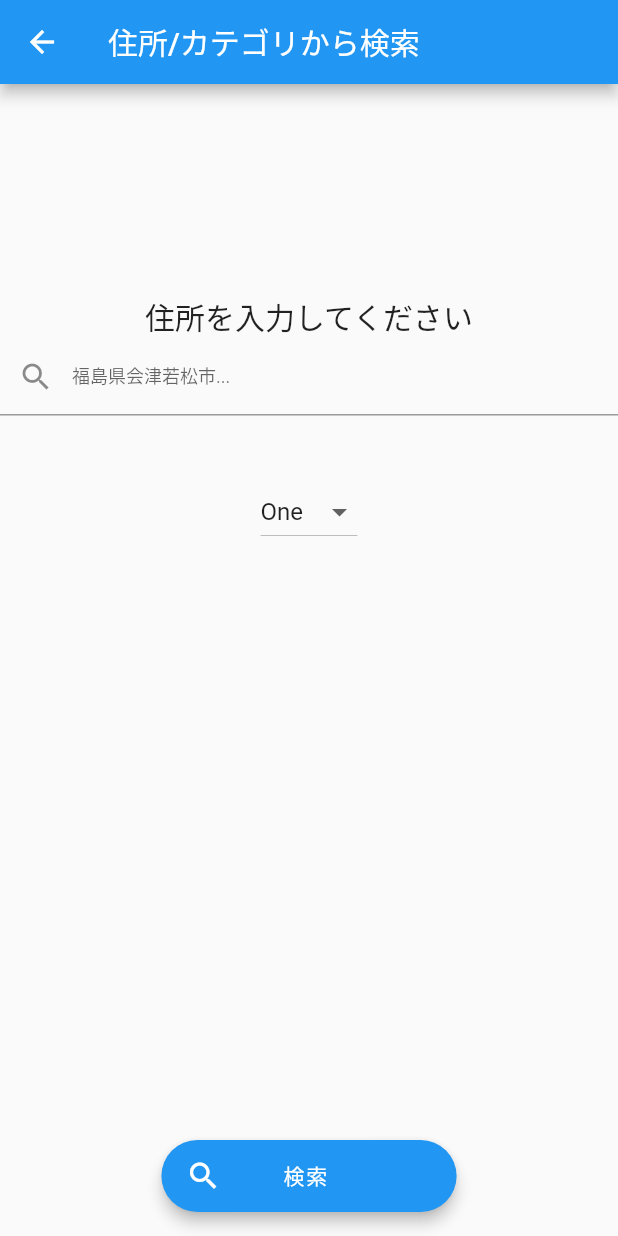
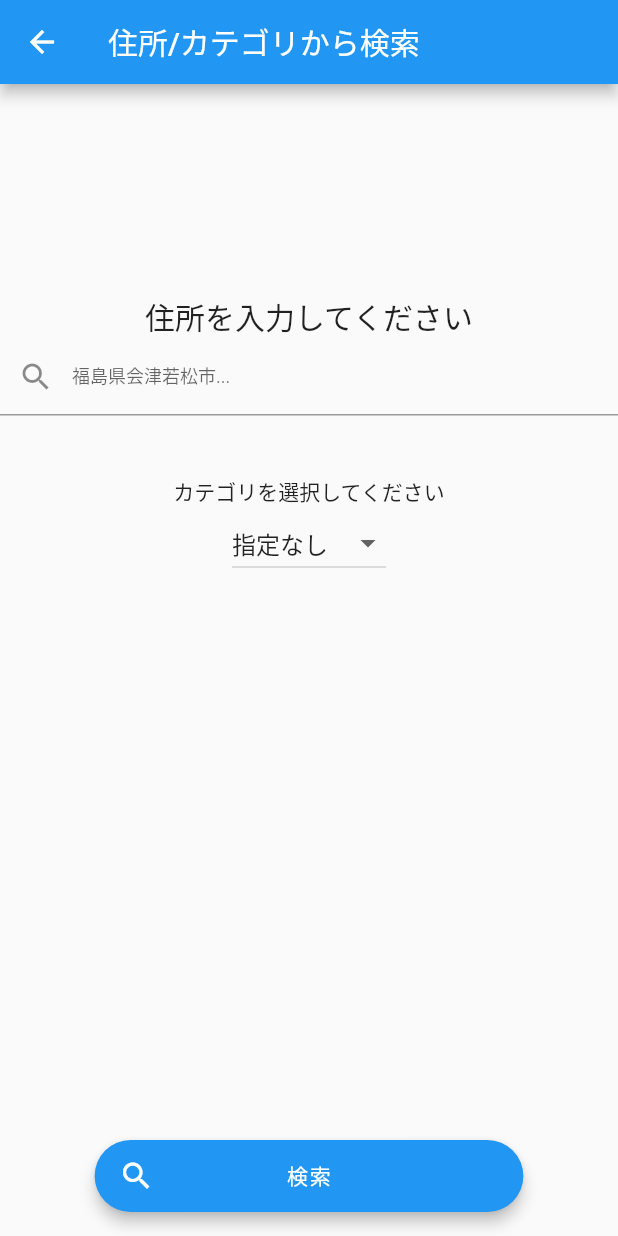
Before and after one commit to jjonak09/restaurant_roulette, a Flutter app: the screen it shows after launch, after a tap on "住所/カテゴリから", on a phone screen of 412 x 824 dp. Run offline on Flutter 3.47's test engine with Material 2 defaults, Android fonts, the phone set to English and light mode, and no system bars; network calls fail.

Commit message:
change UI

```diff
--- a/lib/address_search.dart
+++ b/lib/address_search.dart
@@ -10,6 +10,7 @@ class _AddressSearchPageState extends State<AddressSearchPage>{
 
   final controller = TextEditingController();
   String _selected = '1';
+
 
   @override
   Widget build(BuildContext context) {
@@ -49,35 +50,85 @@ class _AddressSearchPageState extends State<AddressSearchPage>{
                 padding: EdgeInsets.symmetric(vertical: 20.0),
               ),
 
+              Text('カテゴリを選択してください'),
+
               DropdownButton<String>(
                 onChanged: (String value) => popupSelected(value),
                 value: _selected,
+
                 items: <DropdownMenuItem<String>>[
                   const DropdownMenuItem<String>(
                     value: '1',
-                      child: Text('One'),
+                      child: Text('指定なし'),
                   ),
                   const DropdownMenuItem<String>(
-                    value: '2',
-                    child: Text('Two'),
+                    value: 'RSFST09004',
+                    child: Text('居酒屋'),
                   ),
                   const DropdownMenuItem<String>(
-                    value: '3',
-                    child: Text('Three'),
+                    value: 'RSFST02006',
+                    child: Text('郷土料理'),
                   ),
+                  const DropdownMenuItem<String>(
+                    value: 'RSFST03000',
+                    child: Text('寿司'),
+                  ),
+                  const DropdownMenuItem<String>(
+                    value: 'RSFST04001',
+                    child: Text('鍋'),
+                  ),
+                  const DropdownMenuItem<String>(
+                    value: 'RSFST05001',
+                    child: Text('焼肉'),
+                  ),
+                  const DropdownMenuItem<String>(
+                    value: 'RSFST06009',
+                    child: Text('ステーキ'),
+                  ),
+                  const DropdownMenuItem<String>(
+                    value: 'RSFST01001',
+                    child: Text('定食'),
+                  ),
+                  const DropdownMenuItem<String>(
+                    value: 'RSFST01015',
+                    child: Text('和食'),
+                  ),
+                  const DropdownMenuItem<String>(
+                    value: 'RSFST08008',
+                    child: Text('ラーメン'),
+                  ),
+                  const DropdownMenuItem<String>(
+                    value: 'RSFST14007',
+                    child: Text('中華'),
+                  ),
+                  const DropdownMenuItem<String>(
+                    value: 'RSFST11001',
+                    child: Text('フレンチ'),
+                  ),
+                  const DropdownMenuItem<String>(
+                    value: 'RSFST11002',
+                    child: Text('イタリアン'),
+                  ),
+                  const DropdownMenuItem<String>(
+                    value: 'RSFST15001',
+                    child: Text('韓国料理'),
+                  ),
+
                 ],
               ),
             ],
           ),
         ),
+
         floatingActionButton: FloatingActionButton.extended(
           elevation: 4.0,
           icon: Icon(Icons.search),
-          label: Text('       検索              '),
+          materialTapTargetSize: MaterialTapTargetSize.shrinkWrap,
+          label: Text('                 検索                       '),
           onPressed: (){
             Navigator.push(
                 context,
-                MaterialPageRoute(builder: (context) => ResultRestaurantPage(keyword: controller.text)),
+                MaterialPageRoute(builder: (context) => ResultRestaurantPage(keyword: controller.text,target: _selected)),
             );
           },
         ),
@@ -89,7 +140,7 @@ class _AddressSearchPageState extends State<AddressSearchPage>{
   void popupSelected(String value){
     setState(() {
       _selected = value;
-//      print(_selected);
+      print(_selected);
 //      print(controller.text);
     });
   }
--- a/lib/home.dart
+++ b/lib/home.dart
@@ -1,5 +1,6 @@
 import 'package:flutter/material.dart';
 import 'package:flutter_app/address_search.dart';
+import 'package:flutter_app/location_search.dart';
 
 class MyApp extends StatelessWidget{
 
@@ -18,7 +19,7 @@ class HomeScreen extends StatelessWidget{
     // TODO: implement build
     return Scaffold(
         appBar: AppBar(
-          title: Text('Home'),
+          title: Text('検索画面'),
         ),
         body:
         Center(
@@ -31,23 +32,50 @@ class HomeScreen extends StatelessWidget{
                 Padding(
                   padding: EdgeInsets.symmetric(vertical: 70.0),
                 ),
-                OutlineButton(
-                  padding: EdgeInsets.only(left: 140.0,top: 15.0,right: 140.0,bottom: 15.0),
-                  child: Text(
-                    "現在地から検索",
-                    style: TextStyle(fontSize: 13.0),
+                FlatButton(
+                  materialTapTargetSize: MaterialTapTargetSize.shrinkWrap,
+                  color: Colors.lightBlue,
+                  padding: EdgeInsets.only(left: 130.0,top: 15.0,right: 140.0,bottom: 15.0),
+                  child: Row(
+                    children: <Widget>[
+                      Icon(Icons.home,color: Colors.white),
 
+                      Padding(
+                        padding: EdgeInsets.only(right: 10.0),
+                      ),
+                      Text(
+                        "現在地から検索",
+                        style: TextStyle(fontSize: 13.0,color: Colors.white),
+                      ),
+                    ],
                   ),
-                  onPressed: () {},
+                  onPressed: () {
+                    Navigator.push(
+                      context,
+                      MaterialPageRoute(builder: (context) => LocationSearchPage())
+                    );
+                  },
                 ),
                 Padding(
                   padding: EdgeInsets.symmetric(vertical: 20.0),
                 ),
-                OutlineButton(
+                FlatButton(
+                  materialTapTargetSize: MaterialTapTargetSize.shrinkWrap,
+                  color: Colors.lightBlue,
                   padding: EdgeInsets.only(left: 130.0,top: 15.0,right: 130.0,bottom: 15.0),
-                  child: Text(
-                    "住所/カテゴリから",
-                    style: TextStyle(fontSize: 13.0),
+                  child: Row(
+                    children: <Widget>[
+                      Icon(Icons.search,color: Colors.white),
+
+                      Padding(
+                        padding: EdgeInsets.only(right: 8.0),
+                      ),
+
+                      Text(
+                        "住所/カテゴリから",
+                        style: TextStyle(fontSize: 13.0,color: Colors.white),
+                      ),
+                    ],
                   ),
                   onPressed: () {
                     Navigator.push(
```
Also changed, not shown: lib/location_search.dart (added, +11 -0 lines), lib/restaurant_from_search.dart (+78 -15 lines), pubspec.lock (deleted), 3 other files.
